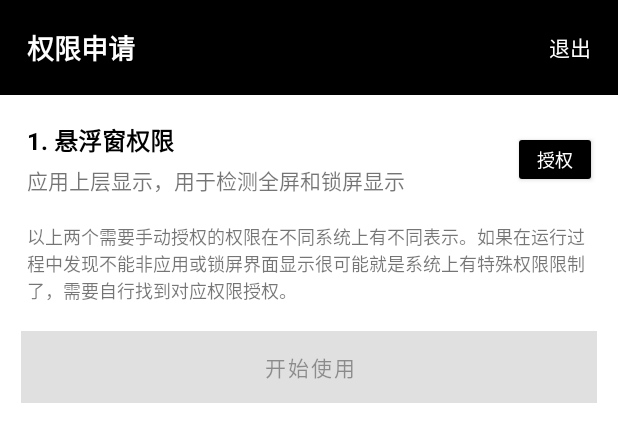
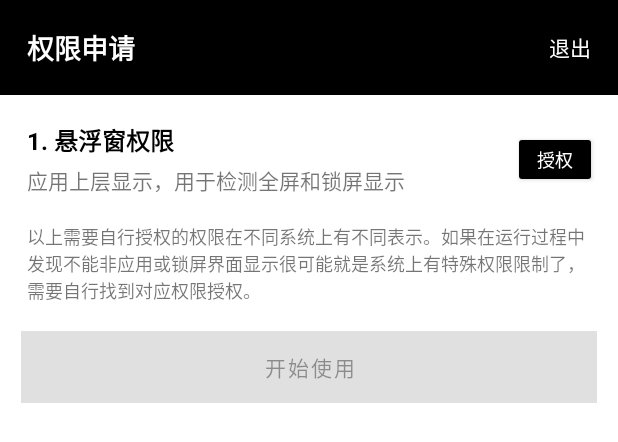
Before and after one commit to RyensX/ChargingWorkshop, an Android app: the layout permission_bottom_sheet_fragment_layout.xml on its own in the app's theme, with its tools: preview values and no code run, on a phone screen of 412 x 824 dp. Shown: the top 442 px of the screen. Run offline under Robolectric (Android 15) with nearby library versions, the phone set to English and light mode, and no system bars.

Commit message:
[优化]权限申请文案

```diff
--- a/app/src/main/res/layout/permission_item_layout.xml
+++ b/app/src/main/res/layout/permission_item_layout.xml
@@ -36,7 +36,7 @@
         android:enabled="false"
         android:minWidth="0dp"
         android:minHeight="0dp"
-        android:text="手动授权"
+        android:text="自行授权"
         android:textSize="12sp"
         app:layout_constraintBottom_toBottomOf="parent"
         app:layout_constraintRight_toRightOf="parent"
--- a/app/src/main/res/values/strings.xml
+++ b/app/src/main/res/values/strings.xml
@@ -30,6 +30,6 @@
         3.当已有Flag时重复设置则清除该Flag\n
     </string>
     <string name="per_desc">
-        以上两个需要手动授权的权限在不同系统上有不同表示。如果在运行过程中发现不能非应用或锁屏界面显示很可能就是系统上有特殊权限限制了，需要自行找到对应权限授权。
+        以上需要自行授权的权限在不同系统上有不同表示。如果在运行过程中发现不能非应用或锁屏界面显示很可能就是系统上有特殊权限限制了，需要自行找到对应权限授权。
     </string>
 </resources>
```
